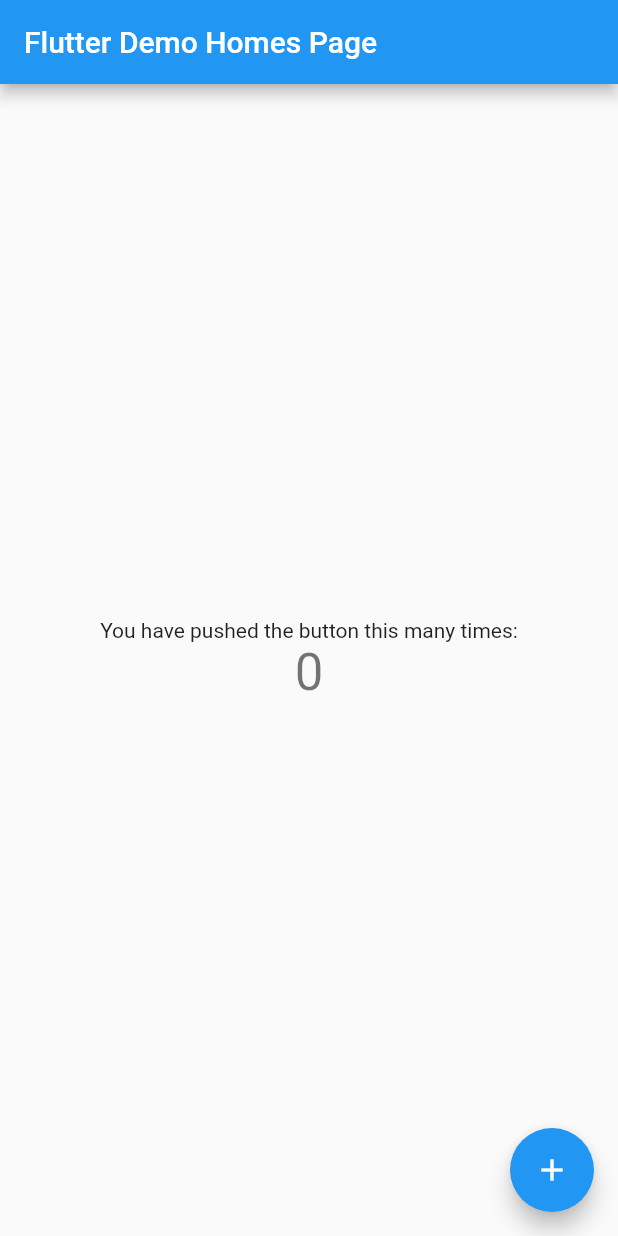
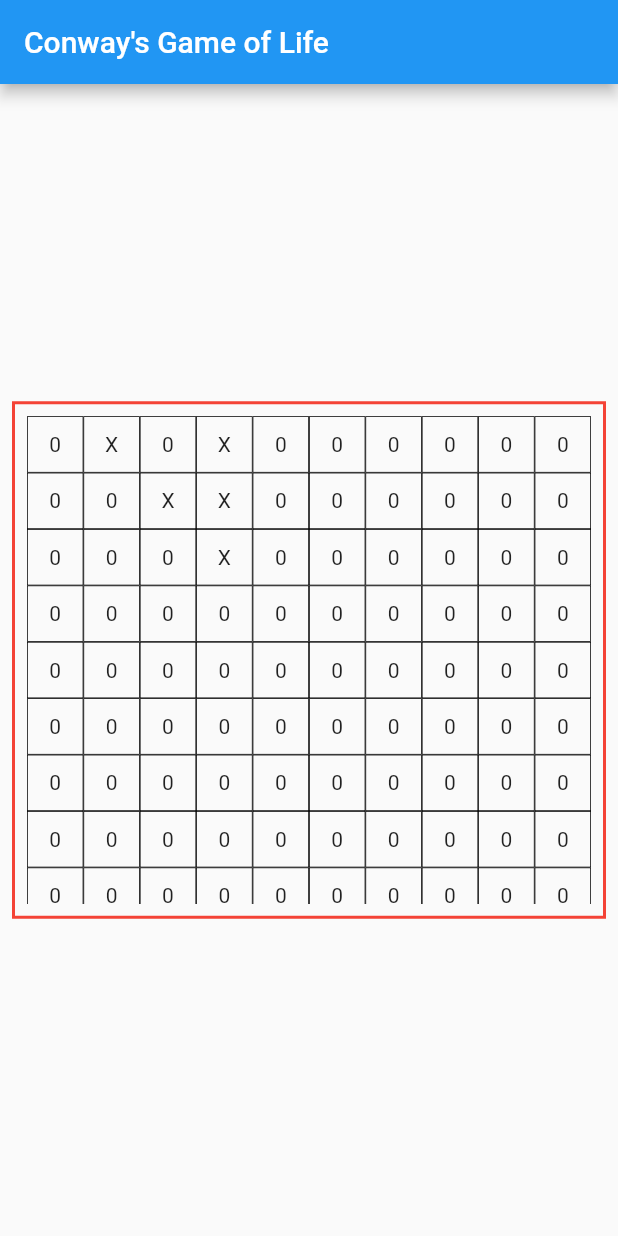
Before and after one commit to 372groupproject/milestones-team00-henryn098-laser, a Flutter app: the screen it shows after launch, on a phone screen of 412 x 824 dp. Run offline on Flutter 3.47's test engine with Material 2 defaults, Android fonts, the phone set to English and light mode, and no system bars.

Commit message:
Displays the board

```diff
--- a/milestone5/Cell.dart
+++ b/milestone5/game-of-life/lib/Cell.dart
@@ -1,7 +1,7 @@
-//the object which represents some cell at x,y in
-//some matrix for the game of life
-import 'dart:io';
-class Cell{
+/*the object which represents some cell at x,y in
+some matrix for the game of life*/
+
+class Cell {
   bool alive;
   int x;
   int y;
--- /dev/null
+++ b/milestone5/game-of-life/lib/ConfigBoards.dart
@@ -0,0 +1,26 @@
+import 'package:gameoflife/CellContainer.dart';
+
+CellContainer configBoardTestRepeatingLine(int cols, int rows){
+  CellContainer board = new CellContainer(cols,rows);
+  board.cellAt(5,5).alive = true;
+  board.cellAt(4,5).alive = true;
+  board.cellAt(6,5).alive = true;
+  return board;
+}
+
+CellContainer configBoardTest2cell(){
+  CellContainer board = new CellContainer(3,4);
+    board.cellAt(1,1).alive = true;
+    board.cellAt(1,2).alive = true;
+  return board;
+}
+
+CellContainer configBoardTestGlider(int cols, int rows){
+  CellContainer board = new CellContainer(cols, rows);
+    board.cellAt(1,0).alive = true;
+    board.cellAt(2,1).alive = true;
+    board.cellAt(3,0).alive = true;
+    board.cellAt(3,1).alive = true;
+    board.cellAt(3,2).alive = true;
+  return board;
+}
--- a/milestone5/Life.dart
+++ b/milestone5/game-of-life/lib/Life.dart
@@ -1,7 +1,9 @@
 import 'cell.dart';
 import 'cellContainer.dart';
-int ROWS=10;
-int COLS=10;
+
+int ROWS=4;
+int COLS=4;
+
 CellContainer board;
 
 main(){
@@ -10,7 +12,6 @@ main(){
   board = configBoardTestGlider();
   //run game
   runGame(board);
-
 }
 
 runGame(CellContainer board){
@@ -57,28 +58,3 @@ bool cellState(Cell cell, int neighbors){
   }
   return false; //catchall, should never logically hit
 }
-
-CellContainer configBoardTestRepeatingLine(){
-  CellContainer board = new CellContainer(COLS,ROWS);
-  board.cellAt(5,5).alive = true;
-  board.cellAt(4,5).alive = true;
-  board.cellAt(6,5).alive = true;
-  return board;
-}
-
-CellContainer configBoardTest2cell(){
-  CellContainer board = new CellContainer(3,4);
-    board.cellAt(1,1).alive = true;
-    board.cellAt(1,2).alive = true;
-  return board;
-}
-
-CellContainer configBoardTestGlider(){
-  CellContainer board = new CellContainer(COLS, ROWS);
-    board.cellAt(1,0).alive = true;
-    board.cellAt(2,1).alive = true;
-    board.cellAt(3,0).alive = true;
-    board.cellAt(3,1).alive = true;
-    board.cellAt(3,2).alive = true;
-  return board;
-}
--- a/milestone5/game-of-life/lib/main.dart
+++ b/milestone5/game-of-life/lib/main.dart
@@ -1,6 +1,11 @@
 import 'package:flutter/material.dart';
+import 'package:gameoflife/CellContainer.dart';
+import 'package:gameoflife/ConfigBoards.dart';
+
 //import 'package:flutter_webview_plugin/flutter_webview_plugin.dart';
 //import 'package:splashscreen/splashscreen.dart';
+import 'dart:io' show Platform;
+
 
 void main() {
   runApp(MyApp());
@@ -11,7 +16,7 @@ class MyApp extends StatelessWidget {
   @override
   Widget build(BuildContext context) {
     return MaterialApp(
-      title: 'Flutter Demo',
+      title: 'Flutter Demo', // named positional parameters
       theme: ThemeData(
         // This is the theme of your application.
         //
@@ -28,7 +33,7 @@ class MyApp extends StatelessWidget {
         // closer together (more dense) than on mobile platforms.
         visualDensity: VisualDensity.adaptivePlatformDensity,
       ),
-      home: MyHomePage(title: 'Flutter Demo Homes Page'),
+      home: MyHomePage(title: "Conway's Game of Life"),
     );
   }
 }
@@ -52,21 +57,77 @@ class MyHomePage extends StatefulWidget {
 }
 
 class _MyHomePageState extends State<MyHomePage> {
-  int _counter = 0;
+  final int gridSize = 10;
+  CellContainer board;
 
-  void _incrementCounter() {
-    setState(() {
-      // This call to setState tells the Flutter framework that something has
-      // changed in this State, which causes it to rerun the build method below
-      // so that the display can reflect the updated values. If we changed
-      // _counter without calling setState(), then the build method would not be
-      // called again, and so nothing would appear to happen.
-      _counter++;
-    });
+  // init board
+  _MyHomePageState() {
+    board = configBoardTestGlider(gridSize, gridSize);
+  }
+
+  Widget _buildGridItems(BuildContext context, int index) {
+    int x, y = 0;
+
+    x = (index / gridSize).floor();
+    y = (index % gridSize);
+
+    return GestureDetector(
+      //onTap: () => _gridItemTapped(x, y),
+      child: GridTile(
+        child: Container(
+          decoration: BoxDecoration(
+            border: Border.all(color: Colors.black, width: 0.5)
+          ),
+          child: Center(
+            child: _buildGridItem(x, y),
+          ),
+        ),
+      ),
+    );
+  }
+
+  Widget _buildGridItem(int x, int y) {
+    return Center(child: Text(board.cellAt(y, x).toString()));
+  }
+
+  Widget _buildGameBody() {
+    double height;
+
+    try {
+      if (Platform.isAndroid) {
+        height = 345;
+      }
+    }
+    catch (Exception) { // stupid 😐
+      height = 500;
+    }
+
+    int gridSize = board.rows;
+    return Column(
+       mainAxisAlignment: MainAxisAlignment.center,
+        children: <Widget>[
+        Center(child: Container(
+          height: height,
+          width: 500,
+          padding: const EdgeInsets.all(8.0),
+          margin: const EdgeInsets.all(8.0),
+          decoration: BoxDecoration(
+            border: Border.all(color: Colors.red, width: 2.0)
+          ),
+          child: GridView.builder(
+            gridDelegate: SliverGridDelegateWithFixedCrossAxisCount(
+              //childAspectRatio: 0.5,
+              crossAxisCount: gridSize,
+            ),
+            itemBuilder: _buildGridItems,
+            itemCount: gridSize * gridSize,
+          ),
+        ))
+    ]);
   }
 
   @override
-  Widget build(BuildContext context) {
+  Widget build(BuildContext context) { // equivalent to render in React
     // This method is rerun every time setState is called, for instance as done
     // by the _incrementCounter method above.
     //
@@ -79,41 +140,7 @@ class _MyHomePageState extends State<MyHomePage> {
         // the App.build method, and use it to set our appbar title.
         title: Text(widget.title),
       ),
-      body: Center(
-        // Center is a layout widget. It takes a single child and positions it
-        // in the middle of the parent.
-        child: Column(
-          // Column is also a layout widget. It takes a list of children and
-          // arranges them vertically. By default, it sizes itself to fit its
-          // children horizontally, and tries to be as tall as its parent.
-          //
-          // Invoke "debug painting" (press "p" in the console, choose the
-          // "Toggle Debug Paint" action from the Flutter Inspector in Android
-          // Studio, or the "Toggle Debug Paint" command in Visual Studio Code)
-          // to see the wireframe for each widget.
-          //
-          // Column has various properties to control how it sizes itself and
-          // how it positions its children. Here we use mainAxisAlignment to
-          // center the children vertically; the main axis here is the vertical
-          // axis because Columns are vertical (the cross axis would be
-          // horizontal).
-          mainAxisAlignment: MainAxisAlignment.center,
-          children: <Widget>[
-            Text(
-              'You have pushed the button this many times:',
-            ),
-            Text(
-              '$_counter',
-              style: Theme.of(context).textTheme.headline4,
-            ),
-          ],
-        ),
-      ),
-      floatingActionButton: FloatingActionButton(
-        onPressed: _incrementCounter,
-        tooltip: 'Increment',
-        child: Icon(Icons.add),
-      ), // This trailing comma makes auto-formatting nicer for build methods.
+      body: _buildGameBody(),
     );
   }
 }
```
Also changed, not shown: milestone5/game-of-life/lib/CellContainer.dart (renamed from milestone5/CellContainer.dart, +5 -3 lines).
